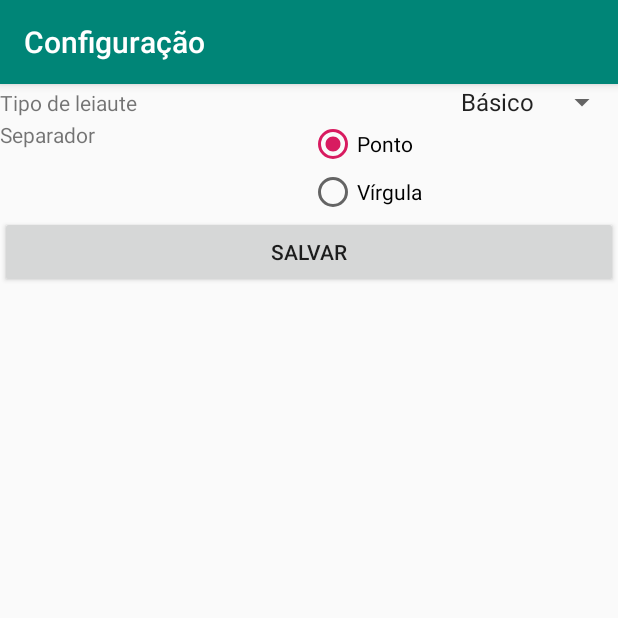
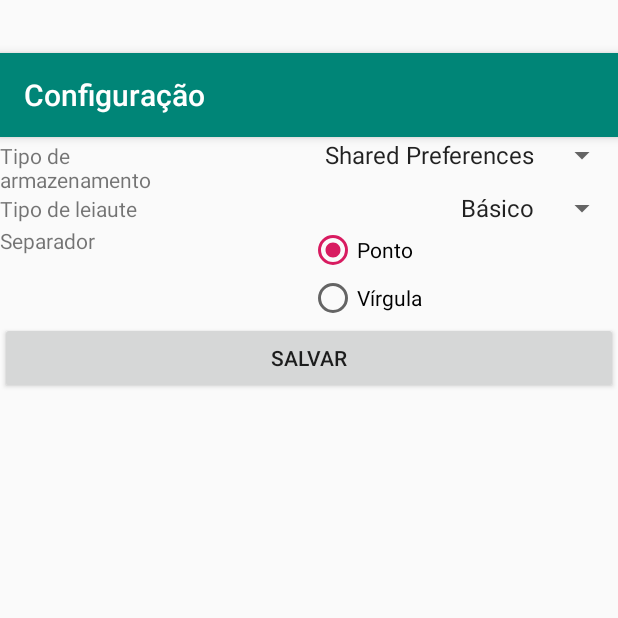
Before and after one commit to rogerioneo/CalculadoraSdmKt, an Android app: the ConfiguracaoActivity screen opened directly, with no data from a screen before it, on a phone screen of 412 x 824 dp, the top half of it. Run offline under Robolectric (Android 15) with nearby library versions, the phone set to English and light mode, and no system bars.

Commit message:
Escolhendo qual o tipo de armazenamento utilizar

```diff
--- a/app/src/main/java/br/edu/ifsp/scl/calculadorasdmkt/controller/ConfiguracaoController.kt
+++ b/app/src/main/java/br/edu/ifsp/scl/calculadorasdmkt/controller/ConfiguracaoController.kt
@@ -11,13 +11,13 @@ class ConfiguracaoController(val view: ConfiguracaoActivity) {
         model = ConfiguracaoService(view.applicationContext)
     }
 
-    fun salvaConfiguracao(configuracao: Configuracao) {
-        model.setConfiguracao(configuracao)
-        view.atualizaView(configuracao)
+    fun salvaConfiguracao(usarSqlite: Boolean, configuracao: Configuracao) {
+        model.setConfiguracao(usarSqlite, configuracao)
+        view.atualizaView(usarSqlite, configuracao)
     }
 
     fun buscaConfiguracao() {
         val configuracao = model.getConfiguracao()
-        view.atualizaView(configuracao)
+        view.atualizaView(model.getUsaSqlite(), configuracao)
     }
 }
--- /dev/null
+++ b/app/src/main/java/br/edu/ifsp/scl/calculadorasdmkt/model/ConfiguracaoDatabase.kt
@@ -0,0 +1,29 @@
+package br.edu.ifsp.scl.calculadorasdmkt.model
+
+import android.content.Context
+import android.content.SharedPreferences
+
+class ConfiguracaoDatabase(context: Context){
+    companion object{
+        val NOME_ARQUIVO = "config_database"
+        val MODO_ARQUIVO = Context.MODE_PRIVATE
+        val TAG_CONFIGURACAO = "database"
+    }
+
+    val sharedPreferences: SharedPreferences
+    init {
+        sharedPreferences = context.getSharedPreferences(NOME_ARQUIVO,
+            MODO_ARQUIVO)
+    }
+
+    fun setConfigDatabase(usaSqlite: Boolean) {
+        val spEditor: SharedPreferences.Editor = sharedPreferences.edit()
+
+        spEditor.putBoolean(TAG_CONFIGURACAO, usaSqlite)
+        spEditor.commit()
+    }
+
+    fun getConfigDatabase(): Boolean {
+        return sharedPreferences.getBoolean(TAG_CONFIGURACAO, false)
+    }
+}
--- a/app/src/main/java/br/edu/ifsp/scl/calculadorasdmkt/model/ConfiguracaoService.kt
+++ b/app/src/main/java/br/edu/ifsp/scl/calculadorasdmkt/model/ConfiguracaoService.kt
@@ -3,25 +3,31 @@ package br.edu.ifsp.scl.calculadorasdmkt.model
 import android.content.Context
 
 class ConfiguracaoService(context: Context) {
-    var configuracaoDao: ConfiguracaoDao
+    var configuracaoDatabase: ConfiguracaoDatabase
+    var configuracaoSharedPreferenceDao: ConfiguracaoDao
+    var configuracaoSqliteDao: ConfiguracaoDao
     init{
         // Inicializando conforme a fonte de dados utilizada
-        //configuracaoDao = ConfiguracaoSharedPreferences(context)
-        configuracaoDao = ConfiguracaoSqlite(context)
+        configuracaoDatabase = ConfiguracaoDatabase(context)
+        configuracaoSharedPreferenceDao = ConfiguracaoSharedPreferences(context)
+        configuracaoSqliteDao = ConfiguracaoSqlite(context)
     }
-    fun setConfiguracao(configuracao: Configuracao) {
+    fun setConfiguracao(usarSqlite: Boolean, configuracao: Configuracao) {
         /* Qualquer tratamento necessário aos dados antes de salvá-los
         na fonte de dados escolhida deve ser feita no Service.
         As classes que implementam o DAO devem esconder as peculiaridades
         para acesso a cada fonte de dados diferente e executar apenas as funções
         de CRUD.*/
-        // Tratamento de dados aqui!
-        // Delegando ao modelo
-        configuracaoDao.createOrUpdateConfiguracao(configuracao)
+        configuracaoDatabase.setConfigDatabase(usarSqlite)
+        if(usarSqlite)
+            configuracaoSqliteDao.createOrUpdateConfiguracao(configuracao)
+        else
+            configuracaoSharedPreferenceDao.createOrUpdateConfiguracao(configuracao)
     }
+    fun getUsaSqlite() = configuracaoDatabase.getConfigDatabase()
+
     fun getConfiguracao(): Configuracao {
-        // Tratamento de dados aqui!
-        // Delegando ao modelo
-        return configuracaoDao.readConfiguracao()
+        return if (getUsaSqlite()) configuracaoSqliteDao.readConfiguracao()
+                          else configuracaoSharedPreferenceDao.readConfiguracao()
     }
 }
--- a/app/src/main/java/br/edu/ifsp/scl/calculadorasdmkt/view/ConfiguracaoActivity.kt
+++ b/app/src/main/java/br/edu/ifsp/scl/calculadorasdmkt/view/ConfiguracaoActivity.kt
@@ -35,9 +35,9 @@ class ConfiguracaoActivity: AppCompatActivity() {
     }
 
     // Função chamada pelo Controller depois de acessar o Model
-    fun atualizaView(configuracao: Configuracao) {
+    fun atualizaView(usarSqlite: Boolean, configuracao: Configuracao) {
         // Ajusta o leiaute conforme a configuração
-
+        armazenamentoSpn.setSelection(if (usarSqlite) 1 else 0 )
         leiauteSpn.setSelection( if (configuracao.leiauteAvancado) 1 else 0 )
         separadorRg.check(
             if (configuracao.separador == Separador.PONTO)
@@ -51,8 +51,9 @@ class ConfiguracaoActivity: AppCompatActivity() {
             putExtra(Constantes.CONFIGURACAO, configuracao))
     }
 
-    fun onClickSalvaConfiguracao(v: View) {
+    fun onClickSalvaConfiguracao(@Suppress("UNUSED_PARAMETER") v: View) {
         // Pega os dados da tela
+        val usarSqlite = armazenamentoSpn.selectedItemPosition == 1
         val leiauteAvancado = leiauteSpn.selectedItemPosition == 1
         val separador = if (pontoRb.isChecked) Separador.PONTO else Separador.VIRGULA
 
@@ -60,9 +61,12 @@ class ConfiguracaoActivity: AppCompatActivity() {
         val novaConfiguracao: Configuracao = Configuracao(leiauteAvancado, separador)
 
         // Chamar o Controller para salvar
-        configuracaoController.salvaConfiguracao(novaConfiguracao)
+        configuracaoController.salvaConfiguracao(usarSqlite, novaConfiguracao)
 
-        Toast.makeText(this, "Configuração salva!", Toast.LENGTH_SHORT).show()
+        if (usarSqlite)
+            Toast.makeText(this, "Configuração salva no Sqlite!", Toast.LENGTH_SHORT).show()
+        else
+            Toast.makeText(this, "Configuração salva no SharedPreference!", Toast.LENGTH_SHORT).show()
 
         this.onBackPressed()
     }
--- a/app/src/main/res/layout/activity_configuracao.xml
+++ b/app/src/main/res/layout/activity_configuracao.xml
@@ -19,6 +19,30 @@
     </com.google.android.material.appbar.AppBarLayout>
 
     <LinearLayout
+            android:id="@+id/linearLayoutBd"
+            android:layout_width="match_parent"
+            android:layout_height="wrap_content"
+            android:orientation="horizontal"
+            app:layout_constraintBottom_toTopOf="@+id/linearLayout"
+            app:layout_constraintEnd_toEndOf="parent"
+            app:layout_constraintStart_toStartOf="parent"
+            app:layout_constraintTop_toBottomOf="@+id/appBarLayout">
+        <TextView
+                android:id="@+id/textViewBd"
+                android:layout_width="0dp"
+                android:layout_height="wrap_content"
+                android:layout_weight="1"
+                android:text="Tipo de armazenamento" />
+        <Spinner
+                android:id="@+id/armazenamentoSpn"
+                android:layout_width="wrap_content"
+                android:layout_height="wrap_content"
+                android:layout_weight="1"
+                android:entries="@array/armazenamento"
+                android:textAlignment="viewEnd" />
+    </LinearLayout>
+
+    <LinearLayout
         android:id="@+id/linearLayout"
         android:layout_width="match_parent"
         android:layout_height="wrap_content"
@@ -26,7 +50,7 @@
         app:layout_constraintBottom_toTopOf="@+id/linearLayout2"
         app:layout_constraintEnd_toEndOf="parent"
         app:layout_constraintStart_toStartOf="parent"
-        app:layout_constraintTop_toBottomOf="@+id/appBarLayout">
+        app:layout_constraintTop_toBottomOf="@+id/linearLayoutBd">
         <TextView
             android:id="@+id/textView"
             android:layout_width="0dp"
--- a/app/src/main/res/values/strings.xml
+++ b/app/src/main/res/values/strings.xml
@@ -4,4 +4,8 @@
         <item>Básico</item>
         <item>Avançado</item>
     </string-array>
+    <string-array name="armazenamento">
+        <item>Shared Preferences</item>
+        <item>Sqlite</item>
+    </string-array>
 </resources>
```
Also changed, not shown: app/src/main/java/br/edu/ifsp/scl/calculadorasdmkt/model/ConfiguracaoSharedPreferences.kt (+4 -4 lines), app/src/main/java/br/edu/ifsp/scl/calculadorasdmkt/view/MainActivity.kt (+19 -15 lines).
